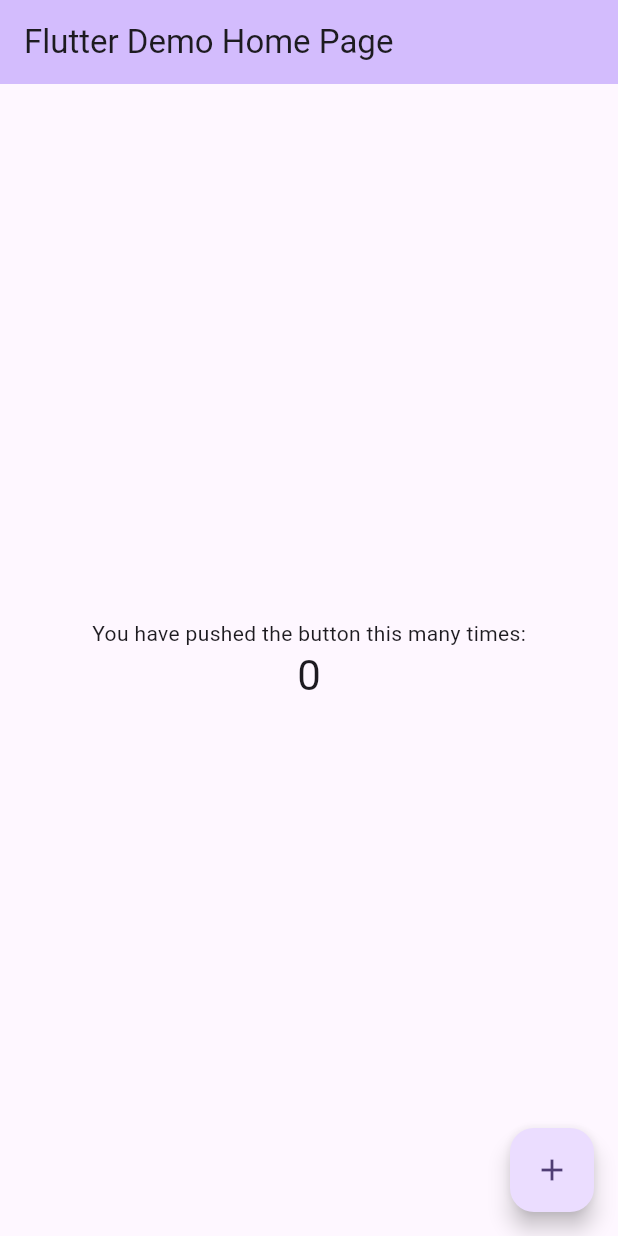
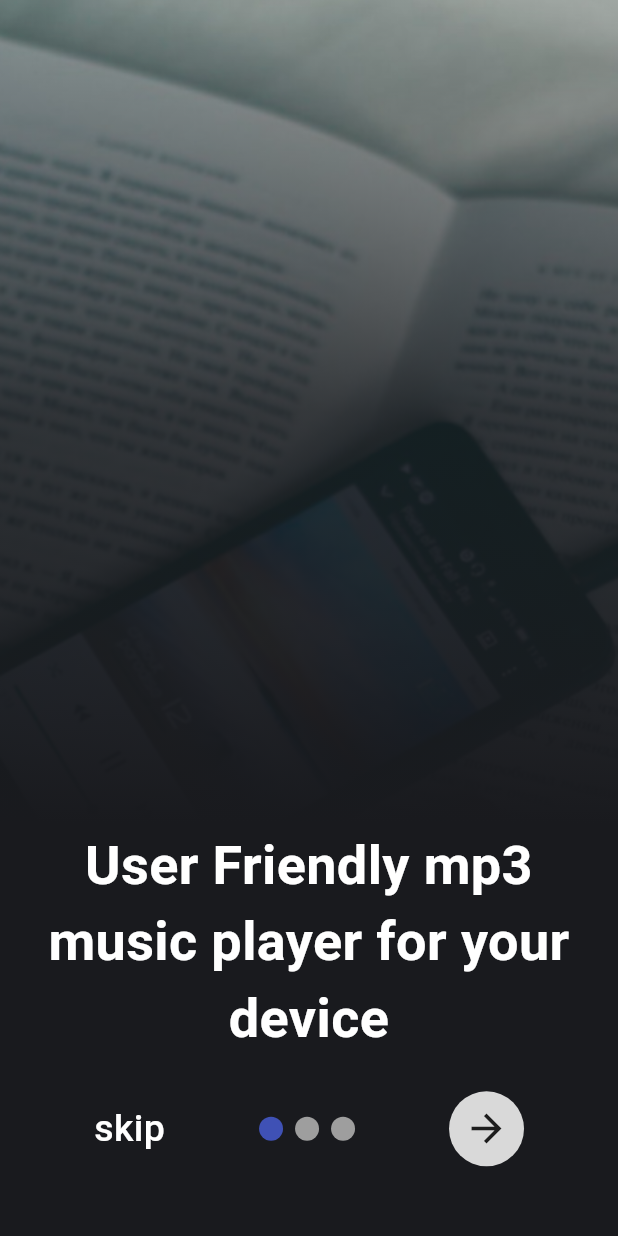
Before and after one commit to leanjobs/slicing_my_music, a Flutter app: the screen it shows after launch, on a phone screen of 412 x 824 dp. Run offline on Flutter 3.47's test engine with Material 3 defaults, Android fonts, the phone set to English and light mode, and no system bars; drawn by our look-alikes of smooth_page_indicator; our stand-ins replace introduction_screen.

Commit message:
feat: previewScreen

```diff
--- a/lib/main.dart
+++ b/lib/main.dart
@@ -1,4 +1,7 @@
 import 'package:flutter/material.dart';
+import 'package:music_player/pages/SplashScreen.dart';
+import 'package:music_player/previews/Preview.dart';
+import 'package:music_player/previews/Preview3.dart';
 
 void main() {
   runApp(const MyApp());
@@ -11,115 +14,11 @@ class MyApp extends StatelessWidget {
   @override
   Widget build(BuildContext context) {
     return MaterialApp(
-      title: 'Flutter Demo',
-      theme: ThemeData(
-        // This is the theme of your application.
-        //
-        // TRY THIS: Try running your application with "flutter run". You'll see
-        // the application has a purple toolbar. Then, without quitting the app,
-        // try changing the seedColor in the colorScheme below to Colors.green
-        // and then invoke "hot reload" (save your changes or press the "hot
-        // reload" button in a Flutter-supported IDE, or press "r" if you used
-        // the command line to start the app).
-        //
-        // Notice that the counter didn't reset back to zero; the application
-        // state is not lost during the reload. To reset the state, use hot
-        // restart instead.
-        //
-        // This works for code too, not just values: Most code changes can be
-        // tested with just a hot reload.
-        colorScheme: ColorScheme.fromSeed(seedColor: Colors.deepPurple),
-        useMaterial3: true,
-      ),
-      home: const MyHomePage(title: 'Flutter Demo Home Page'),
+      debugShowCheckedModeBanner: false,
+      routes: {
+        "/": (context) => SplashScreen(),
+        "preview3": (context) => Preview3(),
+      },
     );
   }
 }
-
-class MyHomePage extends StatefulWidget {
-  const MyHomePage({super.key, required this.title});
-
-  // This widget is the home page of your application. It is stateful, meaning
-  // that it has a State object (defined below) that contains fields that affect
-  // how it looks.
-
-  // This class is the configuration for the state. It holds the values (in this
-  // case the title) provided by the parent (in this case the App widget) and
-  // used by the build method of the State. Fields in a Widget subclass are
-  // always marked "final".
-
-  final String title;
-
-  @override
-  State<MyHomePage> createState() => _MyHomePageState();
-}
-
-class _MyHomePageState extends State<MyHomePage> {
-  int _counter = 0;
-
-  void _incrementCounter() {
-    setState(() {
-      // This call to setState tells the Flutter framework that something has
-      // changed in this State, which causes it to rerun the build method below
-      // so that the display can reflect the updated values. If we changed
-      // _counter without calling setState(), then the build method would not be
-      // called again, and so nothing would appear to happen.
-      _counter++;
-    });
-  }
-
-  @override
-  Widget build(BuildContext context) {
-    // This method is rerun every time setState is called, for instance as done
-    // by the _incrementCounter method above.
-    //
-    // The Flutter framework has been optimized to make rerunning build methods
-    // fast, so that you can just rebuild anything that needs updating rather
-    // than having to individually change instances of widgets.
-    return Scaffold(
-      appBar: AppBar(
-        // TRY THIS: Try changing the color here to a specific color (to
-        // Colors.amber, perhaps?) and trigger a hot reload to see the AppBar
-        // change color while the other colors stay the same.
-        backgroundColor: Theme.of(context).colorScheme.inversePrimary,
-        // Here we take the value from the MyHomePage object that was created by
-        // the App.build method, and use it to set our appbar title.
-        title: Text(widget.title),
-      ),
-      body: Center(
-        // Center is a layout widget. It takes a single child and positions it
-        // in the middle of the parent.
-        child: Column(
-          // Column is also a layout widget. It takes a list of children and
-          // arranges them vertically. By default, it sizes itself to fit its
-          // children horizontally, and tries to be as tall as its parent.
-          //
-          // Column has various properties to control how it sizes itself and
-          // how it positions its children. Here we use mainAxisAlignment to
-          // center the children vertically; the main axis here is the vertical
-          // axis because Columns are vertical (the cross axis would be
-          // horizontal).
-          //
-          // TRY THIS: Invoke "debug painting" (choose the "Toggle Debug Paint"
-          // action in the IDE, or press "p" in the console), to see the
-          // wireframe for each widget.
-          mainAxisAlignment: MainAxisAlignment.center,
-          children: <Widget>[
-            const Text(
-              'You have pushed the button this many times:',
-            ),
-            Text(
-              '$_counter',
-              style: Theme.of(context).textTheme.headlineMedium,
-            ),
-          ],
-        ),
-      ),
-      floatingActionButton: FloatingActionButton(
-        onPressed: _incrementCounter,
-        tooltip: 'Increment',
-        child: const Icon(Icons.add),
-      ), // This trailing comma makes auto-formatting nicer for build methods.
-    );
-  }
-}
--- /dev/null
+++ b/lib/pages/OnBoardingScreen.dart
@@ -0,0 +1,103 @@
+import 'package:flutter/material.dart';
+import 'package:music_player/previews/Preview.dart';
+import 'package:music_player/previews/Preview1.dart';
+import 'package:music_player/previews/Preview2.dart';
+import 'package:music_player/previews/Preview3.dart';
+import 'package:smooth_page_indicator/smooth_page_indicator.dart';
+
+class OnBoardingScreen extends StatefulWidget {
+  const OnBoardingScreen({super.key});
+
+  @override
+  State<OnBoardingScreen> createState() => _OnBoardingScreenState();
+}
+
+class _OnBoardingScreenState extends State<OnBoardingScreen> {
+  PageController _controller = PageController();
+  bool onLastPage = false;
+
+  @override
+  Widget build(BuildContext context) {
+    return Scaffold(
+      body: Stack(
+        children: [
+          PageView(
+            controller: _controller,
+            onPageChanged: (index) {
+              setState(() {
+                onLastPage = (index == 2);
+              });
+            },
+            children: [Preview(), Preview1(), Preview2()],
+          ),
+          Container(
+              alignment: Alignment(0, 0.88),
+              child: Row(
+                mainAxisAlignment: MainAxisAlignment.spaceEvenly,
+                children: [
+                  //skip
+                  GestureDetector(
+                    onTap: () {
+                      _controller.jumpToPage(2);
+                    },
+                    child: Text(
+                      "skip",
+                      style: TextStyle(
+                          color: Colors.white,
+                          fontSize: 25,
+                          fontWeight: FontWeight.w500),
+                    ),
+                  ),
+                  //dots
+                  SmoothPageIndicator(
+                      controller: _controller,
+                      count: 3,
+                      effect: SwapEffect(type: SwapType.yRotation)),
+                  //next or done
+                  onLastPage
+                      //done
+                      ? GestureDetector(
+                          onTap: () {
+                            // Navigator.pushNamed(context, "preview3");
+                            Navigator.push(context,
+                                MaterialPageRoute(builder: (context) {
+                              return Preview3();
+                            }));
+                          },
+                          child: Container(
+                            width: 50,
+                            height: 50,
+                            decoration: BoxDecoration(
+                                color: Color(0xFFD9D9D9),
+                                borderRadius: BorderRadius.circular(50)),
+                            child: Icon(
+                              Icons.arrow_forward,
+                              size: 30,
+                            ),
+                          ))
+                      //next
+                      : GestureDetector(
+                          onTap: () {
+                            _controller.nextPage(
+                              duration: Duration(milliseconds: 500),
+                              curve: Curves.easeIn,
+                            );
+                          },
+                          child: Container(
+                            width: 50,
+                            height: 50,
+                            decoration: BoxDecoration(
+                                color: Color(0xFFD9D9D9),
+                                borderRadius: BorderRadius.circular(50)),
+                            child: Icon(
+                              Icons.arrow_forward,
+                              size: 30,
+                            ),
+                          ))
+                ],
+              ))
+        ],
+      ),
+    );
+  }
+}
--- /dev/null
+++ b/lib/previews/Preview.dart
@@ -0,0 +1,50 @@
+import 'package:flutter/material.dart';
+
+class Preview extends StatelessWidget {
+  const Preview({super.key});
+
+  @override
+  Widget build(BuildContext context) {
+    return Container(
+      decoration: BoxDecoration(
+        image: DecorationImage(
+            image: AssetImage("images/imgPrev.png"), fit: BoxFit.cover),
+      ),
+      child: Stack(
+        children: [
+          Container(
+            decoration: BoxDecoration(
+              gradient: LinearGradient(
+                colors: [
+                  Color(0xFF191A1E).withOpacity(0.1),
+                  Color(0xFF191A1E).withOpacity(0.8),
+                  Color(0xFF191A1E).withOpacity(1.0),
+                  Color(0xFF191A1E),
+                ],
+                begin: Alignment.topCenter,
+                end: Alignment.bottomCenter,
+              ),
+            ),
+          ),
+          Column(
+            mainAxisAlignment: MainAxisAlignment.end,
+            crossAxisAlignment: CrossAxisAlignment.center,
+            children: [
+              Padding(
+                padding: EdgeInsets.only(right: 30, left: 30, bottom: 120),
+                child: Text(
+                  "User Friendly mp3 music player for your device",
+                  style: TextStyle(
+                      color: Colors.white,
+                      fontSize: 36,
+                      fontWeight: FontWeight.bold),
+                  textAlign: TextAlign.center,
+                ),
+              ),
+            ],
+          )
+        ],
+      ),
+    );
+  }
+}
--- a/pubspec.yaml
+++ b/pubspec.yaml
@@ -35,6 +35,8 @@ dependencies:
   # The following adds the Cupertino Icons font to your application.
   # Use with the CupertinoIcons class for iOS style icons.
   cupertino_icons: ^1.0.2
+  introduction_screen: ^3.1.12
+  smooth_page_indicator: ^1.1.0
 
 dev_dependencies:
   flutter_test:
@@ -59,8 +61,8 @@ flutter:
   uses-material-design: true
 
   # To add assets to your application, add an assets section, like this:
-  # assets:
-  #   - images/a_dot_burr.jpeg
+  assets:
+    - images/
   #   - images/a_dot_ham.jpeg
 
   # An image asset can refer to one or more resolution-specific "variants", see
```
Also changed, not shown: lib/pages/LoginScreen.dart (added, +35 -0 lines), lib/pages/PreviewScreen.dart (added, +117 -0 lines), lib/pages/SplashScreen.dart (added, +38 -0 lines), lib/previews/Preview1.dart (added, +50 -0 lines), lib/previews/Preview2.dart (added, +50 -0 lines), lib/previews/Preview3.dart (added, +103 -0 lines), images/imgPrev.png (added), images/imgPrev1.png (added), images/imgPrev2.png (added), images/imgPrev3.png (added), images/logo.png (added), pubspec.lock.
